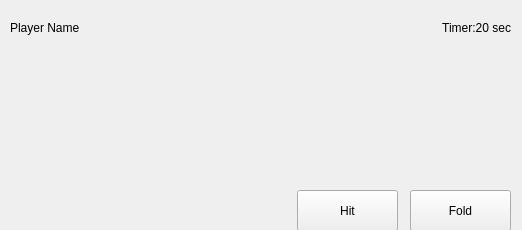
This is playerdrawing.ui in vivekvpandya/BlackJack as Qt 5 draws it before an edit. The edited form follows.
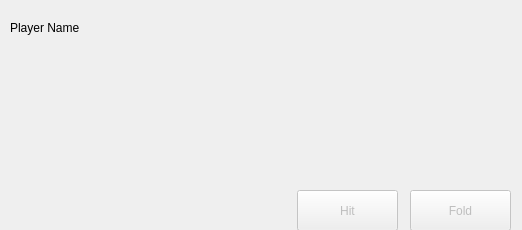
This is the edited form.

```diff
--- a/playerdrawing.ui
+++ b/playerdrawing.ui
@@ -38,6 +38,9 @@
    </property>
   </widget>
   <widget class="QPushButton" name="hitButton">
+   <property name="enabled">
+    <bool>false</bool>
+   </property>
    <property name="geometry">
     <rect>
      <x>297</x>
@@ -51,6 +54,9 @@
    </property>
   </widget>
   <widget class="QPushButton" name="foldButton">
+   <property name="enabled">
+    <bool>false</bool>
+   </property>
    <property name="geometry">
     <rect>
      <x>410</x>
@@ -79,7 +85,7 @@
     <enum>Qt::RightToLeft</enum>
    </property>
    <property name="text">
-    <string>Timer:20 sec</string>
+    <string/>
    </property>
    <property name="alignment">
     <set>Qt::AlignRight|Qt::AlignTrailing|Qt::AlignVCenter</set>
```
Left out of the diff: 3 changed lines with no effect on the pictures.
